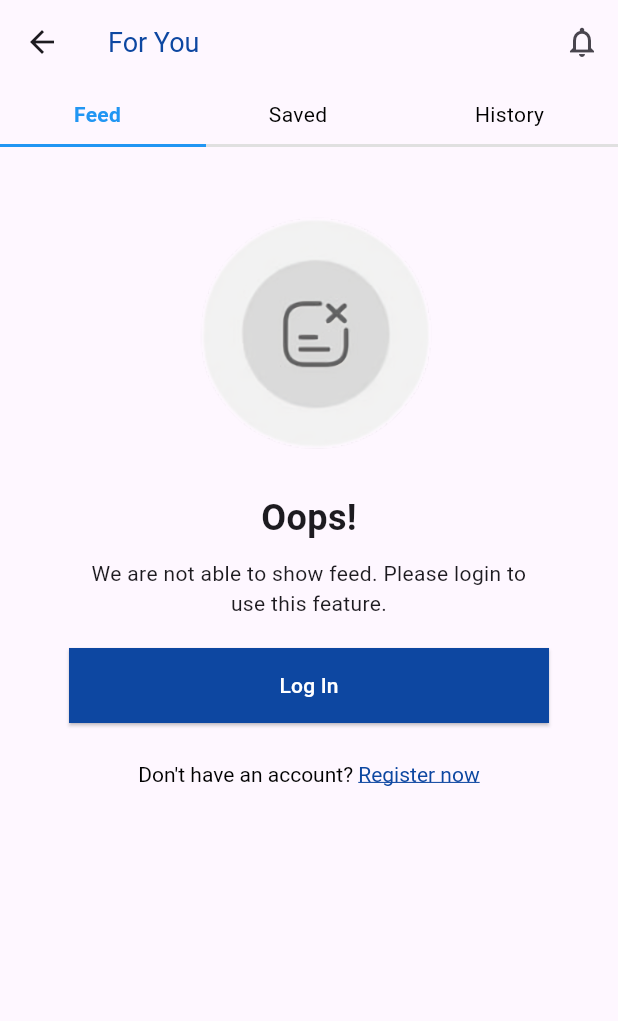
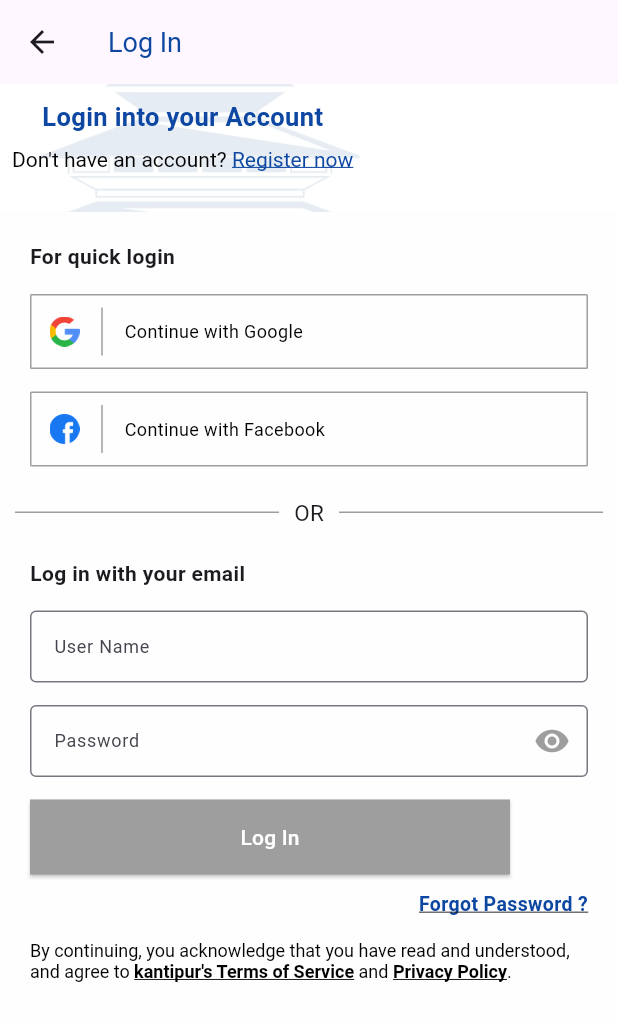
Before and after one commit to rojanparajuli/Ekantipur-App-UI, a Flutter app: the ForYouScreen screen opened directly, after a tap on "Log In", on a phone screen of 412 x 824 dp. Shown: the top 1021 px of the screen. Run offline on Flutter 3.47's test engine with Material 3 defaults, Android fonts, the light colour scheme and no system bars; our stand-ins replace get.

Commit message:
login page complete

```diff
--- /dev/null
+++ b/lib/controller/auth/lopgin_controller.dart
@@ -0,0 +1,10 @@
+
+import 'package:get/get.dart';
+
+class LopginController extends GetxController {
+  var isPasswordVisible = false.obs;
+
+  void togglePasswordVisibility() {
+    isPasswordVisible.value = !isPasswordVisible.value;
+  }
+}
--- a/lib/controller/for_you_controller.dart
+++ b/lib/controller/for_you_controller.dart
@@ -4,6 +4,8 @@ import 'package:flutter/material.dart';
 class ForYouController extends GetxController {
   var selectedIndex = 0.obs;
   final pageController = PageController();
+
+
 
   void onItemTapped(int index) {
     selectedIndex.value = index;
--- /dev/null
+++ b/lib/screen/auth/login_screen.dart
@@ -0,0 +1,341 @@
+import 'package:ekantipur_clone/controller/auth/lopgin_controller.dart';
+import 'package:flutter/material.dart';
+import 'package:get/get.dart';
+
+class LoginScreen extends StatelessWidget {
+  LoginScreen({super.key});
+  final LopginController lopginController = Get.put(LopginController());
+  @override
+  Widget build(BuildContext context) {
+    return Scaffold(
+      resizeToAvoidBottomInset: false,
+      appBar: AppBar(
+        title: Text(
+          'Log In',
+          style: TextStyle(fontSize: 18, color: Colors.blue[900]),
+        ),
+      ),
+      body: Column(
+        children: <Widget>[
+          Stack(
+            children: [
+              SizedBox(
+                height: 85,
+                child: ColorFiltered(
+                  colorFilter: ColorFilter.mode(
+                    Colors.white.withOpacity(0.9),
+                    BlendMode.srcOver,
+                  ),
+                  child: Image.asset(
+                    'assets/loginkantipur.jpg',
+                    height: MediaQuery.of(context).size.height,
+                    width: MediaQuery.of(context).size.width,
+                    fit: BoxFit.cover,
+                  ),
+                ),
+              ),
+              Column(
+                children: [
+                  const SizedBox(
+                    height: 10,
+                  ),
+                  Text(
+                    "Login into your Account",
+                    style: TextStyle(
+                      fontSize: 17,
+                      fontWeight: FontWeight.bold,
+                      color: Colors.blue.shade900,
+                    ),
+                  ),
+                  Padding(
+                    padding: const EdgeInsets.all(8.0),
+                    child: GestureDetector(
+                      onTap: () {
+                        // Handle onTap action here
+                      },
+                      child: RichText(
+                        text: TextSpan(
+                          text: "Don't have an account? ",
+                          style: const TextStyle(
+                            color: Colors.black,
+                            // Add any other styles you need here
+                          ),
+                          children: [
+                            TextSpan(
+                              text: 'Register now',
+                              style: TextStyle(
+                                color: Colors.blue.shade900,
+                                decoration: TextDecoration.underline,
+                              ),
+                            ),
+                          ],
+                        ),
+                      ),
+                    ),
+                  )
+                ],
+              ),
+            ],
+          ),
+          Padding(
+            padding: const EdgeInsets.all(20.0),
+            child: Column(
+              crossAxisAlignment: CrossAxisAlignment.start,
+              children: [
+                const Text(
+                  'For quick login',
+                  style: TextStyle(fontSize: 14, fontWeight: FontWeight.bold),
+                ),
+                const SizedBox(height: 15),
+                Column(
+                  children: [
+                    GestureDetector(
+                      onTap: () {},
+                      child: Container(
+                        width: 400,
+                        height: 50,
+                        padding: const EdgeInsets.symmetric(
+                            vertical: 8, horizontal: 12),
+                        decoration: BoxDecoration(
+                          border: Border.all(color: Colors.grey),
+                          borderRadius: BorderRadius.circular(1),
+                        ),
+                        child: Row(
+                          mainAxisSize: MainAxisSize.min,
+                          children: [
+                            Image.asset(
+                              'assets/google_logo.png',
+                              height: 20,
+                              width: 20,
+                            ),
+                            const SizedBox(width: 10),
+                            const VerticalDivider(
+                              width: 10,
+                              color: Colors.grey,
+                            ),
+                            const SizedBox(width: 10),
+                            const Text(
+                              'Continue with Google',
+                              style: TextStyle(
+                                fontSize: 12,
+                                color: Colors.black,
+                              ),
+                            ),
+                          ],
+                        ),
+                      ),
+                    ),
+                    const SizedBox(height: 15),
+                    GestureDetector(
+                      onTap: () {},
+                      child: Container(
+                        width: 400,
+                        height: 50,
+                        padding: const EdgeInsets.symmetric(
+                            vertical: 8, horizontal: 12),
+                        decoration: BoxDecoration(
+                          border: Border.all(color: Colors.grey),
+                          borderRadius: BorderRadius.circular(1),
+                        ),
+                        child: Row(
+                          mainAxisSize: MainAxisSize.min,
+                          children: [
+                            Image.asset(
+                              'assets/facebook_logo.png',
+                              height: 20,
+                              width: 20,
+                            ),
+                            const SizedBox(width: 10),
+                            const VerticalDivider(
+                              width: 10,
+                              color: Colors.grey,
+                            ),
+                            const SizedBox(width: 10),
+                            const Text(
+                              'Continue with Facebook',
+                              style: TextStyle(
+                                fontSize: 12,
+                                color: Colors.black,
+                              ),
+                            ),
+                          ],
+                        ),
+                      ),
+                    ),
+                  ],
+                ),
+              ],
+            ),
+          ),
+          Row(
+            mainAxisAlignment: MainAxisAlignment.center,
+            children: [
+              Expanded(
+                child: Container(
+                  margin: const EdgeInsets.symmetric(horizontal: 10),
+                  child: const Divider(
+                    color: Colors.grey,
+                    height: 1,
+                  ),
+                ),
+              ),
+              const Text(
+                'OR',
+                style: TextStyle(fontSize: 15),
+              ),
+              Expanded(
+                child: Container(
+                  margin: const EdgeInsets.symmetric(horizontal: 10),
+                  child: const Divider(
+                    color: Colors.grey,
+                    height: 1,
+                  ),
+                ),
+              ),
+            ],
+          ),
+          Padding(
+            padding: const EdgeInsets.all(20),
+            child: Column(
+              crossAxisAlignment: CrossAxisAlignment.start,
+              children: <Widget>[
+                const Text(
+                  'Log in with your email',
+                  style: TextStyle(fontSize: 14, fontWeight: FontWeight.bold),
+                ),
+                const SizedBox(height: 15),
+                TextFormField(
+                  decoration: const InputDecoration(
+                    labelText: 'User Name',
+                    labelStyle: TextStyle(fontSize: 12),
+                    border: OutlineInputBorder(
+                      borderSide: BorderSide(color: Colors.black),
+                    ),
+                    focusedBorder: OutlineInputBorder(
+                      borderSide: BorderSide(color: Colors.black),
+                    ),
+                    errorBorder: OutlineInputBorder(
+                      borderSide: BorderSide(color: Colors.red),
+                    ),
+                    focusedErrorBorder: OutlineInputBorder(
+                      borderSide: BorderSide(color: Colors.red),
+                    ),
+                    contentPadding: EdgeInsets.symmetric(
+                      vertical:
+                          8.0, // Adjust padding to move label text away from border................
+                      horizontal:
+                          12.0, // You can also add horizontal padding if needed...........
+                    ),
+                  ),
+                ),
+                const SizedBox(height: 15),
+                TextFormField(
+                  decoration: InputDecoration(
+                    labelText: 'Password',
+                    labelStyle: const TextStyle(fontSize: 12),
+                    border: const OutlineInputBorder(
+                      borderSide: BorderSide(color: Colors.black),
+                    ),
+                    focusedBorder: const OutlineInputBorder(
+                      borderSide: BorderSide(color: Colors.black),
+                    ),
+                    errorBorder: const OutlineInputBorder(
+                      borderSide: BorderSide(color: Colors.red),
+                    ),
+                    focusedErrorBorder: const OutlineInputBorder(
+                      borderSide: BorderSide(color: Colors.red),
+                    ),
+                    contentPadding: const EdgeInsets.symmetric(
+                      vertical:
+                          8.0,
+                      horizontal:
+                          12.0,
+                    ),
+                    suffixIcon: IconButton(
+                      icon: Icon(
+                        lopginController.isPasswordVisible.value
+                            ? Icons.visibility_off
+                            : Icons.visibility,
+                        color: Colors.grey,
+                      ),
+                      onPressed: () {
+                        lopginController.togglePasswordVisibility();
+                      },
+                    ),
+                  ),
+                  obscureText: !lopginController.isPasswordVisible.value,
+                ),
+                const SizedBox(
+                  height: 15,
+                ),
+                ElevatedButton(
+                  onPressed: () {},
+                  style: ElevatedButton.styleFrom(
+                    backgroundColor: Colors.grey,
+                    minimumSize: const Size(320, 50),
+                    shape: const RoundedRectangleBorder(
+                      borderRadius: BorderRadius.zero,
+                    ),
+                  ),
+                  child: const Text(
+                    'Log In',
+                    style: TextStyle(color: Colors.white),
+                  ),
+                ),
+                const SizedBox(
+                  height: 10,
+                ),
+                Row(
+                  crossAxisAlignment: CrossAxisAlignment.end,
+                  mainAxisAlignment: MainAxisAlignment.end,
+                  children: [
+                    Text(
+                      'Forgot Password ?',
+                      style: TextStyle(
+                          color: Colors.blue.shade900,
+                          decoration: TextDecoration.underline,
+                          fontSize: 13,
+                          fontWeight: FontWeight.bold),
+                    ),
+                  ],
+                ),
+                const SizedBox(
+                  height: 15,
+                ),
+                RichText(
+                  text: const TextSpan(
+                    text:
+                        'By continuing, you acknowledge that you have read and understood, and agree to ',
+                    style: TextStyle(color: Colors.black, fontSize: 12),
+                    children: [
+                      TextSpan(
+                        text: "kantipur's Terms of Service",
+                        style: TextStyle(
+                            fontWeight: FontWeight.bold,
+                            decoration: TextDecoration.underline),
+                      ),
+                      TextSpan(
+                        text: ' and ',
+                        style: TextStyle(fontWeight: FontWeight.normal),
+                      ),
+                      TextSpan(
+                        text: 'Privacy Policy',
+                        style: TextStyle(
+                            fontWeight: FontWeight.bold,
+                            decoration: TextDecoration.underline),
+                      ),
+                      TextSpan(
+                        text: '.',
+                        style: TextStyle(fontWeight: FontWeight.normal),
+                      ),
+                    ],
+                  ),
+                )
+              ],
+            ),
+          )
+        ],
+      ),
+    );
+  }
+}
--- a/lib/screen/foryou/for_you_screen.dart
+++ b/lib/screen/foryou/for_you_screen.dart
@@ -1,4 +1,5 @@
 import 'package:ekantipur_clone/controller/for_you_controller.dart';
+import 'package:ekantipur_clone/screen/auth/login_screen.dart';
 import 'package:flutter/gestures.dart';
 import 'package:flutter/material.dart';
 import 'package:get/get.dart';
@@ -149,7 +150,9 @@ class ForYouScreen extends StatelessWidget {
           ),
           const SizedBox(height: 20),
          ElevatedButton(
-  onPressed: () {},
+  onPressed: () {
+    Get.to(()=> LoginScreen());
+  },
   style: ElevatedButton.styleFrom(
     backgroundColor: Colors.blue.shade900,
     minimumSize: const Size(320, 50),
```
Also changed, not shown: assets/facebook_logo.png (added), assets/google_logo.png (added), assets/loginkantipur.jpg (added).
